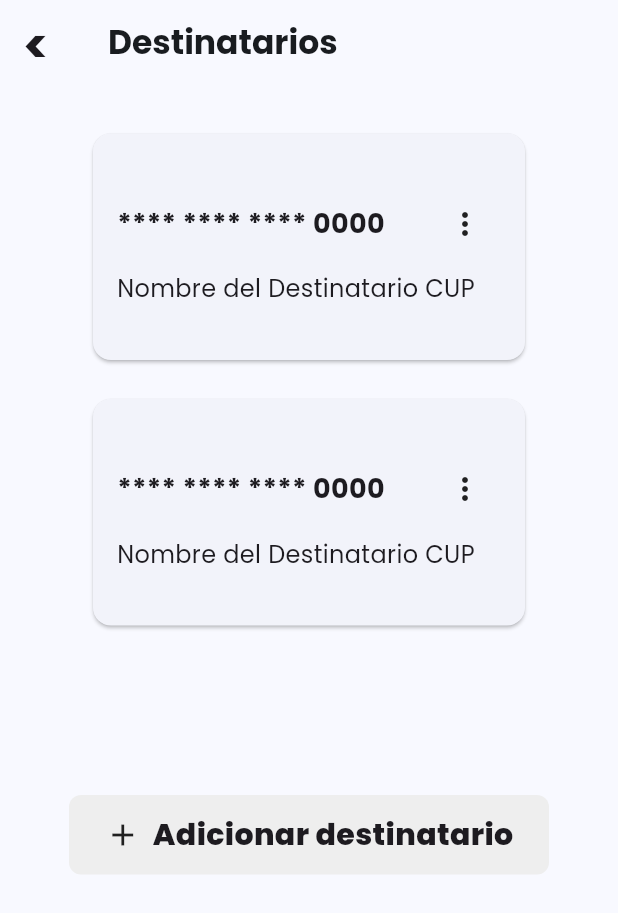
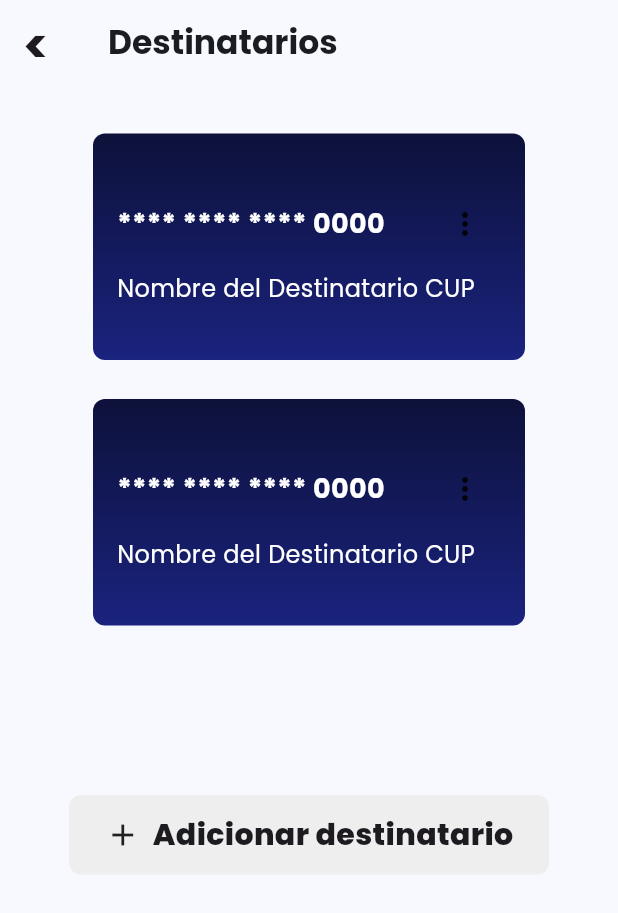
Before and after one commit to LesterCornielt/virtual_wallet, a Flutter app: the screen it shows after launch, on a phone screen of 412 x 824 dp. Shown: the top 913 px of the screen. Run offline on Flutter 3.47's test engine with Material 3 defaults, Android fonts, the phone set to English and light mode, and no system bars; our stand-ins replace dartz, equatable, google_fonts.

Commit message:
/fix: Colors of the recipients card more accurate to the original design

```diff
--- a/lib/features/recipients/presentation/widgets/recipient_card.dart
+++ b/lib/features/recipients/presentation/widgets/recipient_card.dart
@@ -9,8 +9,19 @@ class RecipientCard extends StatelessWidget {
 
   @override
   Widget build(BuildContext context) {
-    return Card(
+    return Container(
       margin: const EdgeInsets.symmetric(horizontal: 16, vertical: 13),
+      decoration: BoxDecoration(
+        gradient: LinearGradient(
+          begin: Alignment.topCenter,
+          end: Alignment.bottomCenter,
+          colors: [
+            Color(0xFF0D113A), // Even darker blue
+            Color(0xFF1A237E), // Darker blue
+          ],
+        ),
+        borderRadius: BorderRadius.circular(8.0), // Rounded corners
+      ),
       child: Padding(
         padding: const EdgeInsets.symmetric(horizontal: 16.0, vertical: 36.0),
         child: Column(
@@ -21,7 +32,11 @@ class RecipientCard extends StatelessWidget {
               children: [
                 const Text(
                   '**** **** **** 0000',
-                  style: TextStyle(fontSize: 18, fontWeight: FontWeight.bold),
+                  style: TextStyle(
+                    fontSize: 18,
+                    fontWeight: FontWeight.bold,
+                    color: Colors.white,
+                  ),
                 ),
                 PopupMenuButton<String>(
                   onSelected: (value) {
@@ -57,7 +72,7 @@ class RecipientCard extends StatelessWidget {
             const SizedBox(height: 8),
             const Text(
               'Nombre del Destinatario CUP',
-              style: TextStyle(fontSize: 16),
+              style: TextStyle(fontSize: 16, color: Colors.white),
             ),
             // TODO: Add bank logo if necessary
           ],
```
